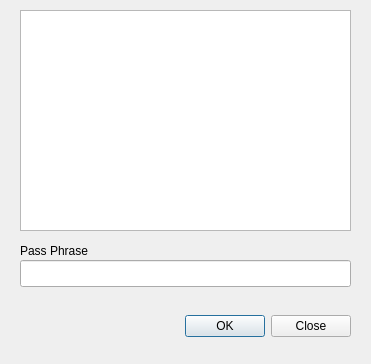
Before: the Qt Designer form recovery/wifiselection.ui in raspberrypi/noobs, drawn with Qt 5.
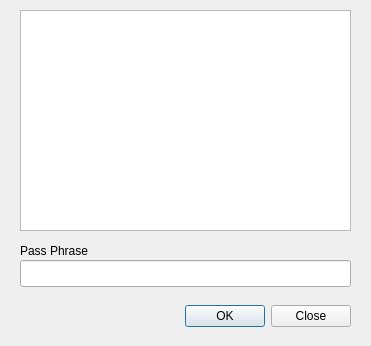
After: the same form once the commit is applied.

Patch:
```diff
--- a/recovery/wifiselection.ui
+++ b/recovery/wifiselection.ui
@@ -10,7 +10,7 @@
     <x>0</x>
     <y>0</y>
     <width>371</width>
-    <height>364</height>
+    <height>346</height>
    </rect>
   </property>
   <property name="windowTitle">
@@ -23,7 +23,7 @@
    <property name="geometry">
     <rect>
      <x>20</x>
-     <y>310</y>
+     <y>300</y>
      <width>331</width>
      <height>32</height>
     </rect>
```
Left out of the diff: 2 changed lines with no effect on the pictures.
